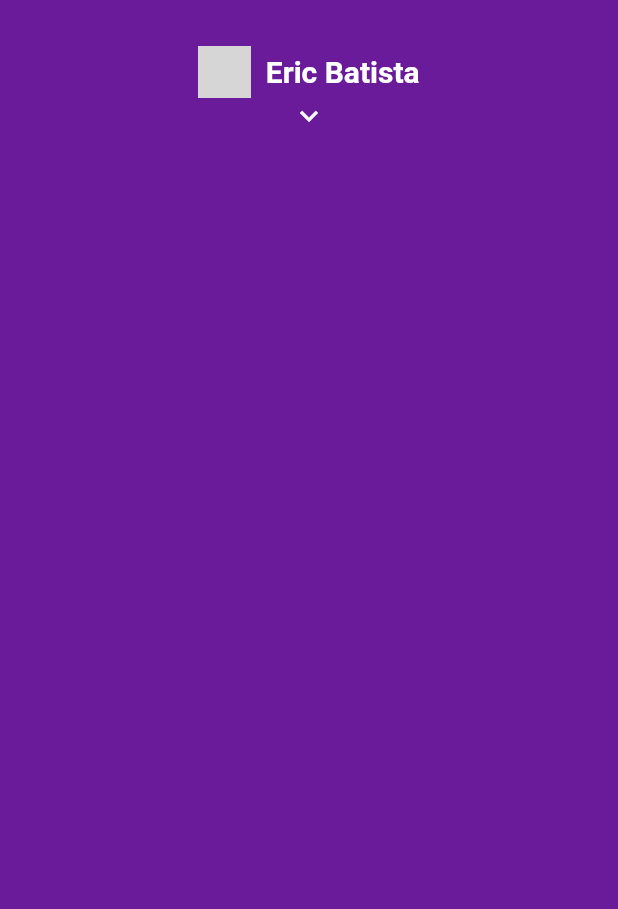
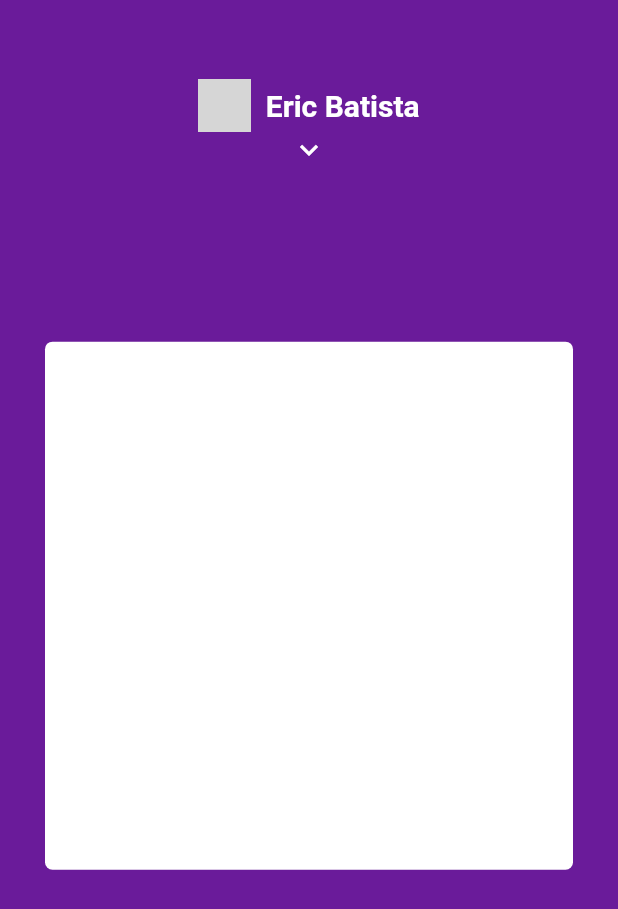
Before and after one commit to Finnkell/flutter-nubank-ui, a Flutter app: the screen it shows after launch, on a phone screen of 412 x 824 dp. Shown: the top 909 px of the screen. Run offline on Flutter 3.47's test engine with Material 2 defaults, Android fonts, the phone set to English and light mode, and no system bars; network calls fail; grey boxes are pictures that could not be loaded.

Commit message:
Starting PageView

```diff
--- a/lib/main.dart
+++ b/lib/main.dart
@@ -1,6 +1,6 @@
 import 'package:flutter/material.dart';
 import 'package:flutter/services.dart';
-import 'package:nubank_clone_ui/pages/home/home_page.dart';
+import 'package:nubank_clone_ui/pages/home_page.dart';
 
 void main() {
   SystemChrome.setSystemUIOverlayStyle(SystemUiOverlayStyle(
--- a/lib/pages/home/home_page.dart
+++ b/lib/pages/home_page.dart
@@ -1,5 +1,6 @@
 import 'package:flutter/material.dart';
-import 'package:nubank_clone_ui/pages/home/widgets/my_app_bar.dart';
+import 'package:nubank_clone_ui/widgets/my_app_bar.dart';
+import 'package:nubank_clone_ui/widgets/page_view_app.dart';
 
 class HomePage extends StatefulWidget {
   @override
@@ -17,6 +18,7 @@ class _HomePageState extends State<HomePage> {
 
   @override
   Widget build(BuildContext context) {
+    double _screenHeight = MediaQuery.of(context).size.height;
     return Scaffold(
       backgroundColor: Colors.purple[800],
       body: Stack(
@@ -29,6 +31,9 @@ class _HomePageState extends State<HomePage> {
               });
             },
           ),
+          PageViewApp(
+            top: _screenHeight * 0.24,
+          ),
         ],
       ),
     );
--- /dev/null
+++ b/lib/widgets/card_app.dart
@@ -0,0 +1,18 @@
+import 'package:flutter/material.dart';
+
+class CardApp extends StatelessWidget {
+  @override
+  Widget build(BuildContext context) {
+    return Padding(
+      padding: EdgeInsets.all(30),
+      child: Container(
+        decoration: BoxDecoration(
+          color: Colors.white,
+          borderRadius: BorderRadius.all(
+            Radius.circular(5),
+          ),
+        ),
+      ),
+    );
+  }
+}
--- a/lib/pages/home/widgets/my_app_bar.dart
+++ b/lib/widgets/my_app_bar.dart
@@ -17,7 +17,7 @@ class MyAppBar extends StatelessWidget {
           onTap: onTap,
           child: Container(
             color: Colors.purple[800],
-            height: 120,
+            height: MediaQuery.of(context).size.height * 0.2,
             child: Column(
               mainAxisAlignment: MainAxisAlignment.center,
               children: [
--- /dev/null
+++ b/lib/widgets/page_view_app.dart
@@ -0,0 +1,26 @@
+import 'package:flutter/material.dart';
+import 'card_app.dart';
+
+class PageViewApp extends StatelessWidget {
+  final double top;
+
+  const PageViewApp({Key key, this.top}) : super(key: key);
+
+  @override
+  Widget build(BuildContext context) {
+    return Positioned(
+      top: top,
+      height: MediaQuery.of(context).size.height * 0.5,
+      left: 0,
+      right: 0,
+      child: PageView(
+        physics: BouncingScrollPhysics(),
+        children: [
+          CardApp(),
+          CardApp(),
+          CardApp(),
+        ],
+      ),
+    );
+  }
+}
```
Also changed, not shown: 1 other file.
